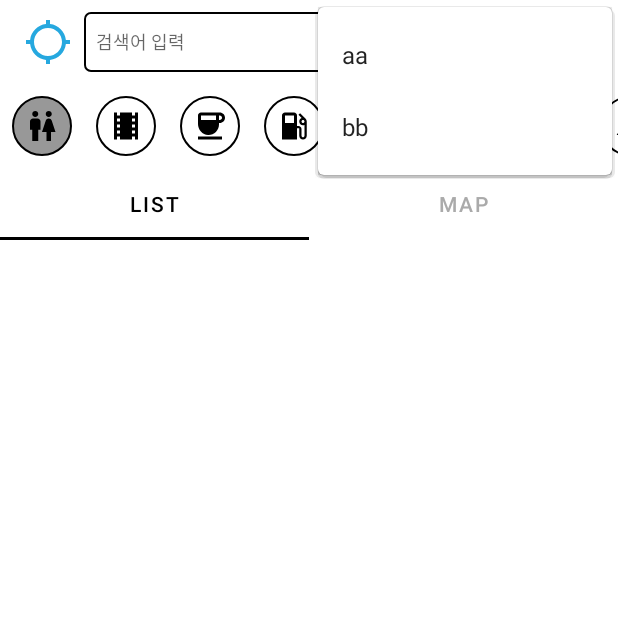
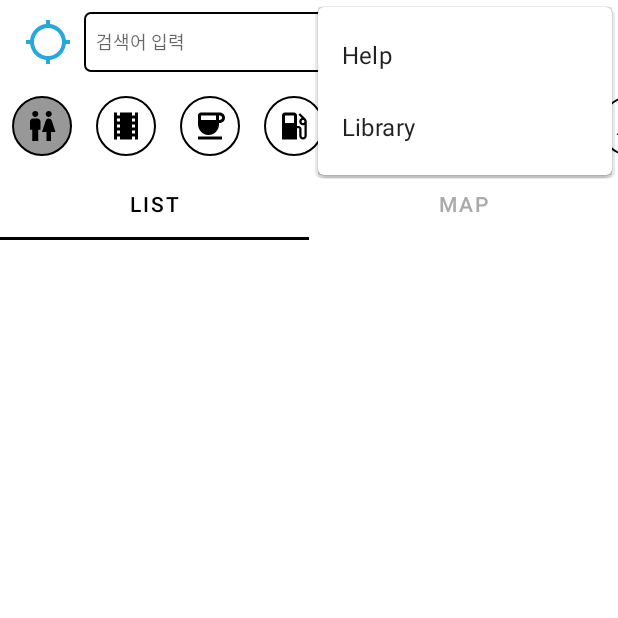
Before and after one commit to CHANAHEE/SearchPlaceApp, an Android app: the MainActivity screen opened directly, with no data from a screen before it, with the options menu open, on a phone screen of 412 x 824 dp, the top half of it. Run offline under Robolectric (Android 15) with nearby library versions, the phone set to English and light mode, and no system bars.

Commit message:
v 1.1 옵션메뉴 변경

```diff
--- a/app/build.gradle
+++ b/app/build.gradle
@@ -12,8 +12,8 @@ android {
         applicationId "com.cha.tp_searchplaceapp"
         minSdk 24
         targetSdk 33
-        versionCode 1
-        versionName "1.0"
+        versionCode 2
+        versionName "1.1"
 
         testInstrumentationRunner "androidx.test.runner.AndroidJUnitRunner"
     }
--- a/app/src/main/java/com/cha/tp_searchplaceapp/activities/MainActivity.kt
+++ b/app/src/main/java/com/cha/tp_searchplaceapp/activities/MainActivity.kt
@@ -238,8 +238,8 @@ class MainActivity : AppCompatActivity() {
     override fun onOptionsItemSelected(item: MenuItem): Boolean {
 
         when(item.itemId){
-            R.id.menu_aa->Toast.makeText(this, "aa", Toast.LENGTH_SHORT).show()
-            R.id.menu_bb->Toast.makeText(this, "bb", Toast.LENGTH_SHORT).show()
+            R.id.menu_aa->Toast.makeText(this, "검색 장소를 입력하세요", Toast.LENGTH_SHORT).show()
+            R.id.menu_bb->Toast.makeText(this, "Retrofit, Glide, Gson, Kakao API, Naver API, Google API", Toast.LENGTH_SHORT).show()
         }
         return super.onOptionsItemSelected(item)
     }
--- a/app/src/main/res/menu/option.xml
+++ b/app/src/main/res/menu/option.xml
@@ -2,7 +2,7 @@
 <menu xmlns:android="http://schemas.android.com/apk/res/android">
 
     <item android:id="@+id/menu_aa"
-        android:title="aa"/>
+        android:title="Help"/>
     <item android:id="@+id/menu_bb"
-        android:title="bb"/>
+        android:title="Library"/>
 </menu>
```
